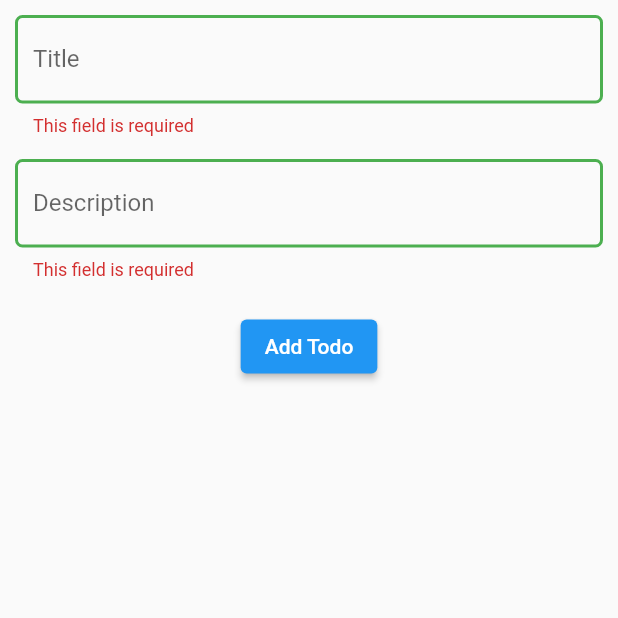
After one commit to developerSajib88/riverpod, a Flutter app: the TodoScreen screen opened directly, after a tap on "Add Todo", on a phone screen of 412 x 824 dp, the top half of it. The commit adds this screen. Run offline on Flutter 3.47's test engine with Material 2 defaults, Android fonts, the phone set to English and light mode, and no system bars; our stand-ins replace flutter_riverpod.

Commit message:
todod app with riverpod state notifier

```diff
--- a/lib/main.dart
+++ b/lib/main.dart
@@ -2,6 +2,7 @@ import 'package:flutter/cupertino.dart';
 import 'package:flutter/material.dart';
 import 'package:flutter_riverpod/flutter_riverpod.dart';
 import 'package:riverpod_practise/counter_app/counter_screen.dart';
+import 'package:riverpod_practise/todo_app/todo_screen.dart';
 
 void main()=> runApp(const ProviderScope(child: MyApp()));
 
@@ -35,6 +36,14 @@ class _MyWidgetState extends State<MyWidget> {
               onPressed: ()=>Navigator.push(context, CupertinoPageRoute(builder: (context)=> const CounterScreen())),
               icon: const Icon(Icons.arrow_forward),
               label: const Text("Counter App")
+          ),
+
+          const SizedBox(height: 10,),
+
+          ElevatedButton.icon(
+              onPressed: ()=>Navigator.push(context, CupertinoPageRoute(builder: (context)=> const TodoScreen())),
+              icon: const Icon(Icons.arrow_forward),
+              label: const Text("Todo App")
           )
 
         ],),
--- /dev/null
+++ b/lib/todo_app/todo_controller.dart
@@ -0,0 +1,24 @@
+import 'package:flutter_riverpod/flutter_riverpod.dart';
+
+/// This instance according to Singleton design pattern
+final todo = StateNotifierProvider<TodoController, List<Map<String,String>>>((ref) => TodoController());
+
+class TodoController extends StateNotifier<List<Map<String,String>>>{
+  TodoController():super([]);
+
+  void addTodo(String title,description){
+    state = [...state,{"title" : title,"description" : description}];
+  }
+
+  /// Remove todo from list State
+  void removeTodo(String title,){
+
+    state = [
+      for(final filterList in state)
+        if(filterList["title"] != title)filterList
+    ];
+
+    print(state);
+  }
+
+}
--- /dev/null
+++ b/lib/todo_app/todo_screen.dart
@@ -0,0 +1,153 @@
+import 'package:flutter/material.dart';
+import 'package:flutter_riverpod/flutter_riverpod.dart';
+import 'package:riverpod_practise/todo_app/todo_controller.dart';
+
+class TodoScreen extends ConsumerStatefulWidget {
+  const TodoScreen({Key? key}) : super(key: key);
+
+  @override
+  ConsumerState<TodoScreen> createState() => _TodoScreenState();
+}
+
+class _TodoScreenState extends ConsumerState<TodoScreen> {
+
+  GlobalKey<FormState> formKey = GlobalKey<FormState>();
+  TextEditingController titleController = TextEditingController();
+  TextEditingController descriptionController = TextEditingController();
+
+  @override
+  Widget build(BuildContext context) {
+
+    final todoList = ref.watch(todo);
+
+    return  Scaffold(
+      body: SizedBox(width: double.infinity,height: double.infinity,
+      child: SafeArea(
+          child: Padding(
+            padding: const EdgeInsets.all(10),
+            child: Form(
+              key: formKey,
+              child: Column(children: [
+
+                TextFormField(
+                  controller: titleController,
+                  decoration: InputDecoration(
+                    labelText: "Title",
+                    enabledBorder: OutlineInputBorder(
+                      borderRadius: BorderRadius.circular(5),
+                      borderSide: const BorderSide(color: Colors.green,width: 2)
+                    ),
+
+                    focusedBorder: OutlineInputBorder(
+                        borderRadius: BorderRadius.circular(5),
+                        borderSide: const BorderSide(color: Colors.green,width: 2)
+                    ),
+
+                    errorBorder: OutlineInputBorder(
+                        borderRadius: BorderRadius.circular(5),
+                        borderSide: const BorderSide(color: Colors.green,width: 2)
+                    ),
+
+                    border: OutlineInputBorder(
+                        borderRadius: BorderRadius.circular(5),
+                        borderSide: const BorderSide(color: Colors.green,width: 2)
+                    ),
+
+
+                  ),
+
+
+
+                  validator: (value){
+                    if(value.toString().isEmpty) {
+                      return "This field is required";
+                    }else{
+                      return null;
+                    }
+                  },
+
+                ),
+
+                const SizedBox(height: 15,),
+
+                TextFormField(
+                  controller: descriptionController,
+                  decoration: InputDecoration(
+                    labelText: "Description",
+                    enabledBorder: OutlineInputBorder(
+                      borderRadius: BorderRadius.circular(5),
+                      borderSide: const BorderSide(color: Colors.green,width: 2)
+                    ),
+
+                    focusedBorder: OutlineInputBorder(
+                        borderRadius: BorderRadius.circular(5),
+                        borderSide: const BorderSide(color: Colors.green,width: 2)
+                    ),
+
+                    border: OutlineInputBorder(
+                        borderRadius: BorderRadius.circular(5),
+                        borderSide: const BorderSide(color: Colors.green,width: 2)
+                    ),
+
+                    errorBorder: OutlineInputBorder(
+                        borderRadius: BorderRadius.circular(5),
+                        borderSide: const BorderSide(color: Colors.green,width: 2)
+                    ),
+
+                  ),
+
+                  validator: (value){
+                    if(value.toString().isEmpty) {
+                      return "This field is required";
+                    }else{
+                      return null;
+                    }
+                  },
+
+                ),
+
+
+                const SizedBox(height: 20,),
+
+
+                ElevatedButton(
+                    onPressed: (){
+                      if(formKey.currentState!.validate()){
+                        ref.read(todo.notifier).addTodo(titleController.text, descriptionController.text);
+                        titleController.clear();descriptionController.clear();
+                      }
+                    },
+                    child: const Text("Add Todo")
+                ),
+
+                const SizedBox(height: 20,),
+
+
+
+                Expanded(
+                    child: ListView.builder(
+                      itemCount: todoList.length,
+                        itemBuilder:(context,index){
+                        return ListTile(
+                          title: Text(todoList[index]["title"].toString(),style: const TextStyle(color: Colors.black,fontWeight: FontWeight.w600),),
+                          subtitle: Text(todoList[index]["description"].toString()),
+                          trailing: IconButton(
+                            icon: const Icon(Icons.close),
+                            onPressed: ()=>ref.read(todo.notifier).removeTodo(todoList[index]["title"].toString()),
+                          ),
+                        );
+                        }
+                    )
+                )
+
+
+
+
+              ],),
+            ),
+          )
+      ),
+      ),
+    );
+  }
+}
```
